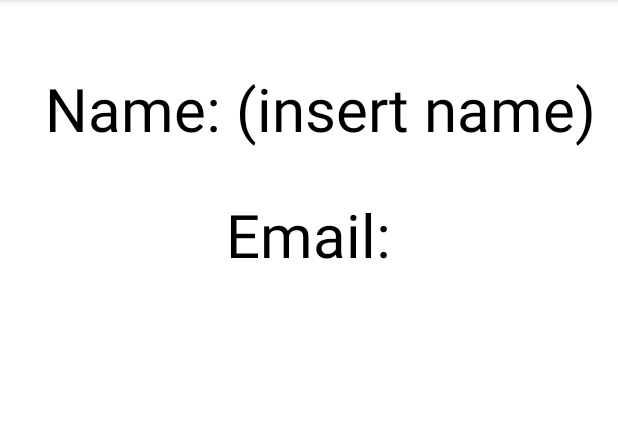
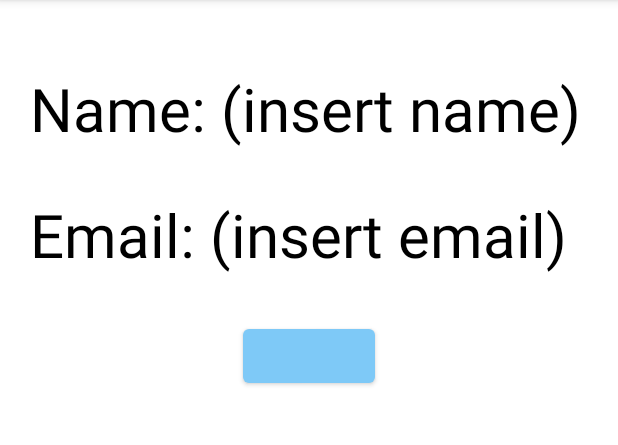
Before and after one commit to leobwatt/ChatApplication, an Android app: the ProfileActivity screen opened directly, with no data from a screen before it, on a phone screen of 412 x 824 dp, the part 84-529 px from its top. Run offline under Robolectric (Android 15) with nearby library versions, the light colour scheme and no system bars.

Commit message:
more profile stuff

```diff
--- a/app/src/main/res/layout/activity_profile.xml
+++ b/app/src/main/res/layout/activity_profile.xml
@@ -14,7 +14,7 @@
         android:textSize="40sp"
         android:textColor="@color/black"
         android:layout_marginTop="45dp"
-         android:layout_marginLeft="30dp">
+        android:layout_marginLeft="20dp">
     </TextView>
 
     <TextView
@@ -33,11 +33,32 @@
         android:layout_below="@+id/profile_name_prompt"
         android:layout_width="wrap_content"
         android:layout_height="wrap_content"
-        android:text="Email:"
+        android:text="Email: "
         android:textSize="40dp"
         android:textColor="@color/black"
-        android:layout_centerHorizontal="true"
+        android:layout_marginTop="30dp"
+        android:layout_marginLeft="20dp">
+    </TextView>
+
+    <TextView
+        android:id="@+id/profile_email"
+        android:layout_toRightOf="@+id/profile_email_prompt"
+        android:layout_below="@id/profile_name"
+        android:layout_width="wrap_content"
+        android:layout_height="wrap_content"
+        android:text="(insert email)"
+        android:textSize="40sp"
+        android:textColor="@color/black"
         android:layout_marginTop="30dp">
     </TextView>
 
+    <Button
+        android:id="@+id/reset_password"
+        android:layout_below="@id/profile_email"
+        android:layout_width="wrap_content"
+        android:layout_height="wrap_content"
+        android:layout_centerHorizontal="true"
+        android:layout_marginTop="30dp">
+    </Button>
+
 </RelativeLayout>
```
